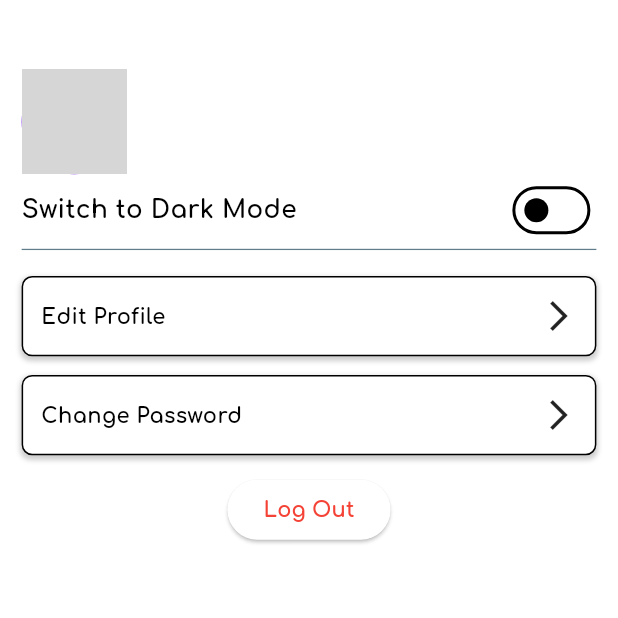
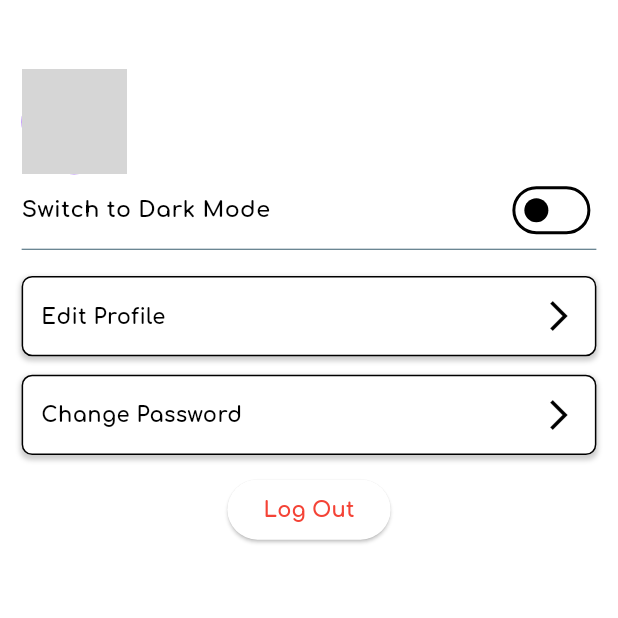
Before and after one commit to MuhammadAhmad338/WELLNOW, a Flutter app: the ProfilePage screen opened directly, on a phone screen of 412 x 824 dp, the top half of it. Run offline on Flutter 3.47's test engine with Material 3 defaults, Android fonts, the phone set to English and light mode, and no system bars; our stand-ins replace firebase_core, geolocator, go_router, image_picker, permission_handler, shared_preferences; missing offline and left inert: flutter_google_maps_webservices; accounts and stored records are empty; network calls fail; grey boxes are pictures that could not be loaded.

Commit message:
latest commits

```diff
--- a/lib/Pages/locationPage.dart
+++ b/lib/Pages/locationPage.dart
@@ -13,7 +13,7 @@ class _LocationPageState extends State<LocationPage> {
   @override
   void initState() {
     super.initState();
-    LocationProvider().getNearbyHospitals();
+
     LocationProvider().getNearbyPharmacies();
   }
 
--- a/lib/Pages/profilePage.dart
+++ b/lib/Pages/profilePage.dart
@@ -2,6 +2,7 @@ import 'package:flutter/material.dart';
 import 'package:go_router/go_router.dart';
 import 'package:provider/provider.dart';
 import 'package:wellnow/LocalStorage/localStorage.dart';
+import 'package:wellnow/Provider/obsecureText.dart';
 import 'package:wellnow/Provider/themeProvider.dart';
 import 'package:wellnow/Widgets/profileButton.dart';
 import '../Helper/widthHeight.dart';
@@ -20,12 +21,11 @@ class _ProfilePageState extends State<ProfilePage> {
   }
   LocalStorage locaStorage = LocalStorage();
   final WidthHeight _widthHeight = WidthHeight();
-  bool isSwitched = false;
 
   @override
   Widget build(BuildContext context) {
     final themeData = Provider.of<ThemeProvider>(context);
-
+    final switchProvider = Provider.of<ObsecureProvider>(context);
     return Scaffold(
       body: Column(
         children: [
@@ -62,8 +62,9 @@ class _ProfilePageState extends State<ProfilePage> {
                               return Text(
                                 snapshot.data!,
                                 style: TextStyle(
+                                    fontWeight: FontWeight.bold,
                                     fontSize: _widthHeight.screenHeight(
-                                        context, 0.019)),
+                                        context, 0.017)),
                               );
                             } else if (snapshot.hasError) {
                               return Text('${snapshot.error}');
@@ -73,7 +74,7 @@ class _ProfilePageState extends State<ProfilePage> {
                           },
                         ),
                         SizedBox(
-                          height: _widthHeight.screenHeight(context, 0.009),
+                          height: _widthHeight.screenHeight(context, 0.005),
                         ),
                         FutureBuilder<String>(
                           future: locaStorage.getEmail(),
@@ -82,8 +83,9 @@ class _ProfilePageState extends State<ProfilePage> {
                               return Text(
                                 snapshot.data!,
                                 style: TextStyle(
+                                    fontWeight: FontWeight.bold,
                                     fontSize: _widthHeight.screenHeight(
-                                        context, 0.019)),
+                                        context, 0.017)),
                               );
                             } else if (snapshot.hasError) {
                               return Text('${snapshot.error}');
@@ -103,17 +105,15 @@ class _ProfilePageState extends State<ProfilePage> {
                       'Switch to Dark Mode',
                       style: TextStyle(
                           fontWeight: FontWeight.bold,
-                          fontSize: _widthHeight.screenHeight(context, 0.02)),
+                          fontSize: _widthHeight.screenHeight(context, 0.018)),
                     ),
                     //Make a switch in flutter
                     Switch(
-                      value: isSwitched,
+                      value: switchProvider.isSwitched,
                       onChanged: (value) {
                         // Add your dark mode enabling code here
                         themeData.toggleTheme();
-                        setState(() {
-                          isSwitched = value;
-                        });
+                        switchProvider.toggleSwitch(value);
                       },
                       activeTrackColor: Colors.redAccent,
                       activeColor: Colors.red,
@@ -121,7 +121,7 @@ class _ProfilePageState extends State<ProfilePage> {
                   ],
                 ),
                 SizedBox(
-                  height: _widthHeight.screenHeight(context, 0.0021),
+                  height: _widthHeight.screenHeight(context, 0.002),
                 ),
                 Container(
                   color: Colors.blueGrey,
--- a/lib/Provider/obsecureText.dart
+++ b/lib/Provider/obsecureText.dart
@@ -1,10 +1,19 @@
 import 'package:flutter/material.dart';
 
 class ObsecureProvider with ChangeNotifier {
+
   bool _obsecureText = true;
+  bool _isSwitched = false;
+  bool get isSwitched => _isSwitched;
   bool get obsecureText => _obsecureText;
+
   void toggleObsecureText() {
     _obsecureText  = !_obsecureText;
     notifyListeners();
   }
+
+  void toggleSwitch(value) {
+     _isSwitched = value;
+    notifyListeners();
+  }
 }
--- a/lib/Widgets/profileButton.dart
+++ b/lib/Widgets/profileButton.dart
@@ -34,7 +34,7 @@ class ProfileButton extends StatelessWidget {
               style: TextStyle(
                 fontWeight: FontWeight.bold,
                 color: Colors.black)),
-          Icon(Icons.arrow_forward_ios)
+          Icon(Icons.arrow_forward_ios, color: Colors.black,)
         ],
       ),
     );
--- a/pubspec.yaml
+++ b/pubspec.yaml
@@ -44,6 +44,7 @@ dependencies:
   flutter_google_maps_webservices: ^1.1.1
   image_picker: ^1.0.5
   firebase_core: ^2.24.2
+  permission_handler: ^11.1.0
 
 dev_dependencies:
   flutter_test:
```
Also changed, not shown: lib/Provider/locationProvider.dart (+15 -13 lines), lib/main.dart (+1 -7 lines), pubspec.lock, 2 other files.
